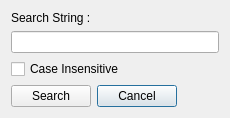
Before: the Qt Designer form Dialogs/searchdialog.ui in UnkindledTwo/TreeNotes, drawn with Qt 5.
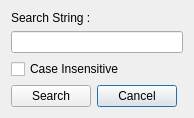
After: the same form once the commit is applied.

What changed in the file:
```diff
--- a/Dialogs/searchdialog.ui
+++ b/Dialogs/searchdialog.ui
@@ -6,7 +6,7 @@
    <rect>
     <x>0</x>
     <y>0</y>
-    <width>230</width>
+    <width>190</width>
     <height>113</height>
    </rect>
   </property>
```
